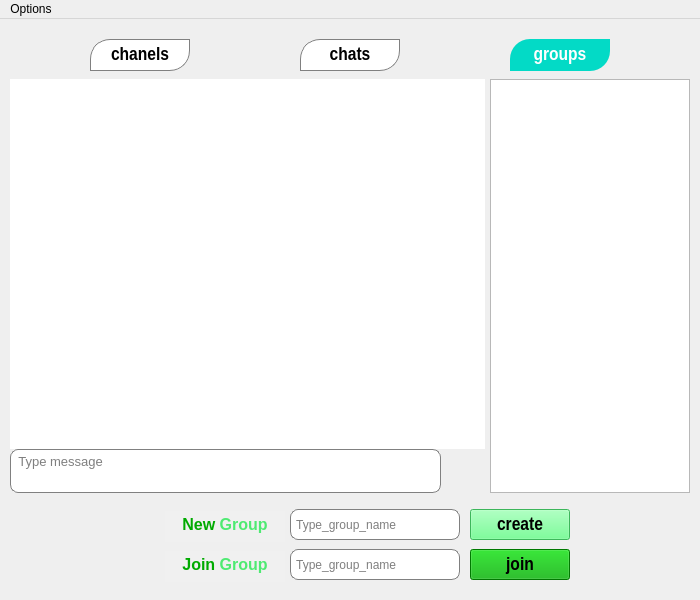
First picture: the form in jamin-gram/groups.ui, repository raminLgh/jamin-gram, before the edit.
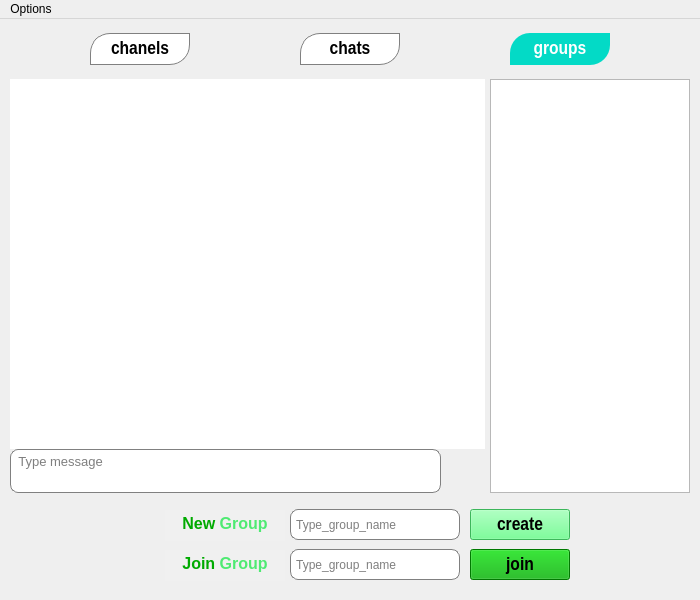
Second picture: the form after the edit. Icons and pictures are not drawn.

```diff
--- a/jamin-gram/groups.ui
+++ b/jamin-gram/groups.ui
@@ -43,7 +43,7 @@
     <property name="geometry">
      <rect>
       <x>90</x>
-      <y>20</y>
+      <y>14</y>
       <width>100</width>
       <height>32</height>
      </rect>
@@ -52,7 +52,6 @@
      <font>
       <family>Arial Narrow</family>
       <pointsize>14</pointsize>
-      <weight>75</weight>
       <bold>true</bold>
      </font>
     </property>
@@ -77,7 +76,7 @@
     <property name="geometry">
      <rect>
       <x>165</x>
-      <y>532</y>
+      <y>531</y>
       <width>120</width>
       <height>31</height>
      </rect>
@@ -94,9 +93,9 @@
     </property>
     <property name="html">
      <string>&lt;!DOCTYPE HTML PUBLIC &quot;-//W3C//DTD HTML 4.0//EN&quot; &quot;http://www.w3.org/TR/REC-html40/strict.dtd&quot;&gt;
-&lt;html&gt;&lt;head&gt;&lt;meta name=&quot;qrichtext&quot; content=&quot;1&quot; /&gt;&lt;style type=&quot;text/css&quot;&gt;
+&lt;html&gt;&lt;head&gt;&lt;meta name=&quot;qrichtext&quot; content=&quot;1&quot; /&gt;&lt;meta charset=&quot;utf-8&quot; /&gt;&lt;style type=&quot;text/css&quot;&gt;
 p, li { white-space: pre-wrap; }
-&lt;/style&gt;&lt;/head&gt;&lt;body style=&quot; font-family:'MS Shell Dlg 2'; font-size:8.25pt; font-weight:400; font-style:normal;&quot;&gt;
+&lt;/style&gt;&lt;/head&gt;&lt;body style=&quot; font-family:'Segoe UI'; font-size:9pt; font-weight:400; font-style:normal;&quot;&gt;
 &lt;p align=&quot;center&quot; style=&quot; margin-top:0px; margin-bottom:0px; margin-left:0px; margin-right:0px; -qt-block-indent:0; text-indent:0px;&quot;&gt;&lt;span style=&quot; font-family:'MS Shell Dlg 2'; font-size:12pt; font-weight:600; color:#00aa00;&quot;&gt;Join&lt;/span&gt;&lt;span style=&quot; font-family:'MS Shell Dlg 2'; font-size:12pt; font-weight:600;&quot;&gt; &lt;/span&gt;&lt;span style=&quot; font-family:'MS Shell Dlg 2'; font-size:12pt; font-weight:600; color:#4eea72;&quot;&gt;Group&lt;/span&gt;&lt;/p&gt;&lt;/body&gt;&lt;/html&gt;</string>
     </property>
    </widget>
@@ -158,7 +157,7 @@
     <property name="geometry">
      <rect>
       <x>165</x>
-      <y>492</y>
+      <y>491</y>
       <width>120</width>
       <height>31</height>
      </rect>
@@ -174,9 +173,9 @@
     </property>
     <property name="html">
      <string>&lt;!DOCTYPE HTML PUBLIC &quot;-//W3C//DTD HTML 4.0//EN&quot; &quot;http://www.w3.org/TR/REC-html40/strict.dtd&quot;&gt;
-&lt;html&gt;&lt;head&gt;&lt;meta name=&quot;qrichtext&quot; content=&quot;1&quot; /&gt;&lt;style type=&quot;text/css&quot;&gt;
+&lt;html&gt;&lt;head&gt;&lt;meta name=&quot;qrichtext&quot; content=&quot;1&quot; /&gt;&lt;meta charset=&quot;utf-8&quot; /&gt;&lt;style type=&quot;text/css&quot;&gt;
 p, li { white-space: pre-wrap; }
-&lt;/style&gt;&lt;/head&gt;&lt;body style=&quot; font-family:'MS Shell Dlg 2'; font-size:8.25pt; font-weight:400; font-style:normal;&quot;&gt;
+&lt;/style&gt;&lt;/head&gt;&lt;body style=&quot; font-family:'Segoe UI'; font-size:9pt; font-weight:400; font-style:normal;&quot;&gt;
 &lt;p align=&quot;center&quot; style=&quot; margin-top:0px; margin-bottom:0px; margin-left:0px; margin-right:0px; -qt-block-indent:0; text-indent:0px;&quot;&gt;&lt;span style=&quot; font-family:'MS Shell Dlg 2'; font-size:12pt; font-weight:600; color:#00aa00;&quot;&gt;New&lt;/span&gt;&lt;span style=&quot; font-family:'MS Shell Dlg 2'; font-size:12pt; font-weight:600;&quot;&gt; &lt;/span&gt;&lt;span style=&quot; font-family:'MS Shell Dlg 2'; font-size:12pt; font-weight:600; color:#4eea72;&quot;&gt;Group&lt;/span&gt;&lt;/p&gt;&lt;/body&gt;&lt;/html&gt;</string>
     </property>
    </widget>
@@ -239,7 +238,7 @@
     <property name="geometry">
      <rect>
       <x>510</x>
-      <y>20</y>
+      <y>14</y>
       <width>100</width>
       <height>32</height>
      </rect>
@@ -248,7 +247,6 @@
      <font>
       <family>Arial Narrow</family>
       <pointsize>14</pointsize>
-      <weight>75</weight>
       <bold>true</bold>
      </font>
     </property>
@@ -302,7 +300,7 @@
     <property name="geometry">
      <rect>
       <x>300</x>
-      <y>20</y>
+      <y>14</y>
       <width>100</width>
       <height>32</height>
      </rect>
@@ -311,7 +309,6 @@
      <font>
       <family>Arial Narrow</family>
       <pointsize>14</pointsize>
-      <weight>75</weight>
       <bold>true</bold>
      </font>
     </property>
```
Left out of the diff: 12 changed lines with no effect on the pictures.
